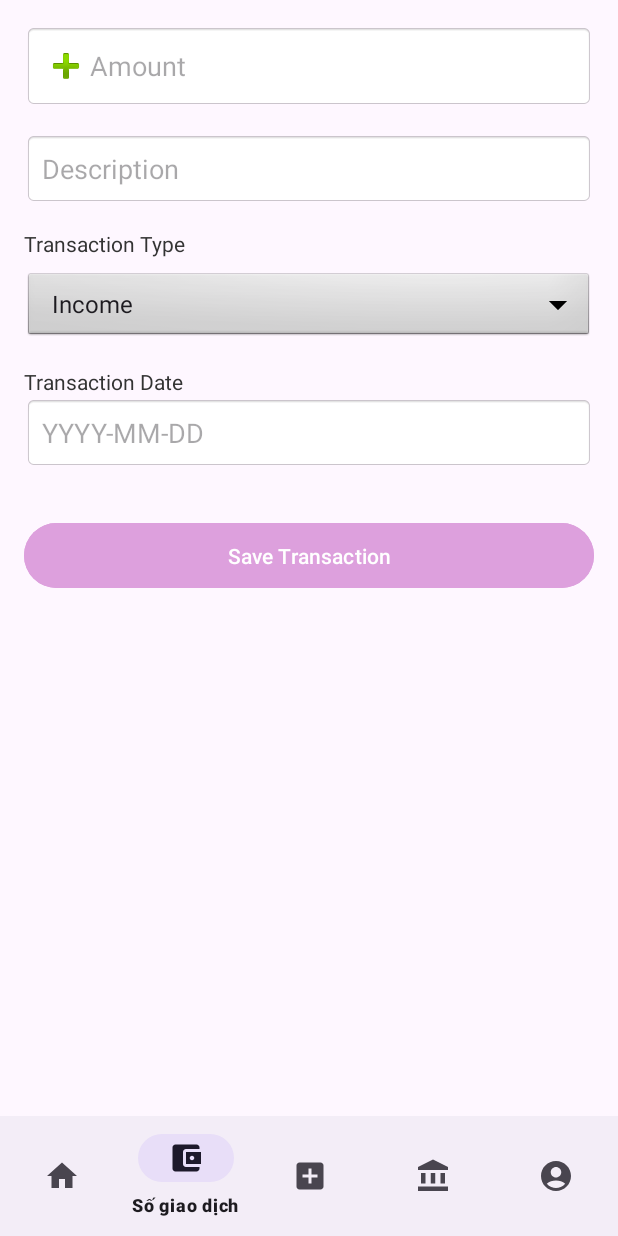
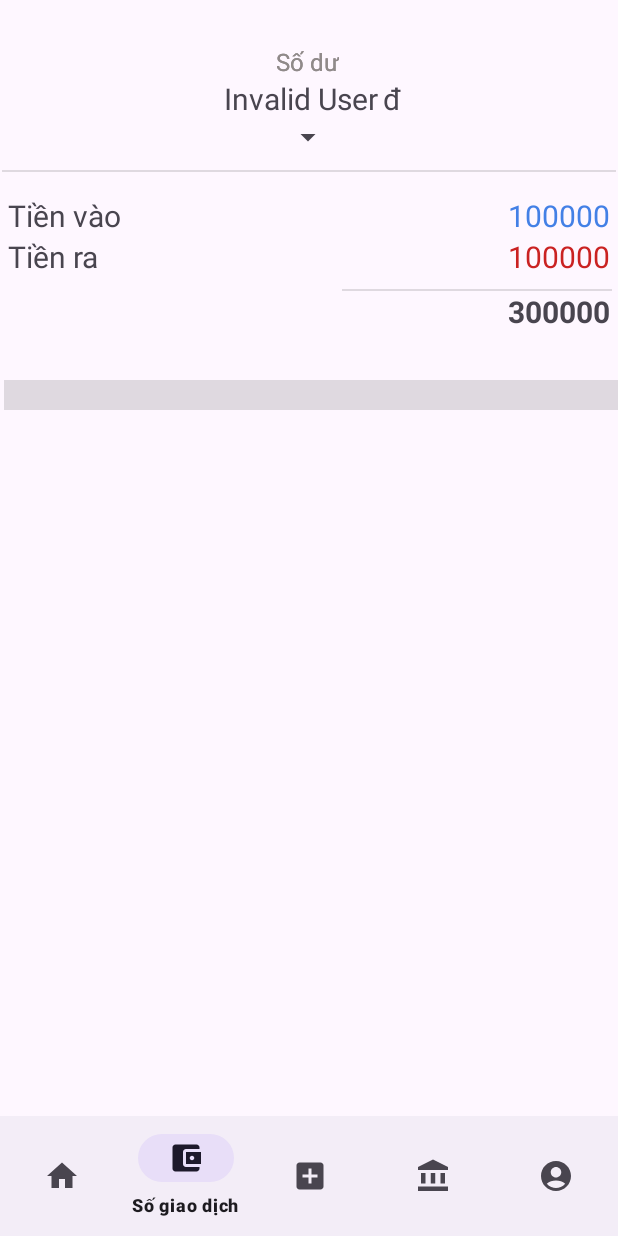
Before and after one commit to duydqhe176179/prm, an Android app: the HomeFragment screen opened directly, with no data from a screen before it, item 2 of the bottom bar chosen, on a phone screen of 412 x 824 dp. Run offline under Robolectric (Android 15) with nearby library versions, the phone set to English and light mode, and no system bars; libraries missing offline, so code that uses them is left out: com.github.mikephil.charting; 1 statement that could not run was skipped.

Commit message:
transaction_book

```diff
--- a/app/src/main/java/com/example/moneyshield/HomeFragment.java
+++ b/app/src/main/java/com/example/moneyshield/HomeFragment.java
@@ -1,4 +1,6 @@
 package com.example.moneyshield;
+
+import static com.example.moneyshield.function.FormatMoney.formatMoney;
 
 import android.database.Cursor;
 import android.database.sqlite.SQLiteDatabase;
@@ -17,7 +19,7 @@ import androidx.annotation.Nullable;
 import androidx.fragment.app.Fragment;
 
 public class HomeFragment extends Fragment {
-
+    public static String balanceMoney;
     private DbContext dbHelper;
     private int userId;
     private ListView transactionListView;
@@ -121,6 +123,7 @@ public class HomeFragment extends Fragment {
         }
 
         double totalAmount = totalIncome - totalExpense;
-        totalAmountTextView.setText(String.format("Total: $%.2f", totalAmount));
+        totalAmountTextView.setText(formatMoney(totalAmount));
+        balanceMoney = formatMoney(totalAmount);
     }
 }
--- a/app/src/main/java/com/example/moneyshield/MainActivity.java
+++ b/app/src/main/java/com/example/moneyshield/MainActivity.java
@@ -6,6 +6,7 @@ import android.widget.Toast;
 import androidx.appcompat.app.AppCompatActivity;
 import androidx.fragment.app.Fragment;
 import androidx.fragment.app.FragmentTransaction;
+
 import com.google.android.material.bottomnavigation.BottomNavigationView;
 
 public class MainActivity extends AppCompatActivity {
@@ -33,7 +34,9 @@ public class MainActivity extends AppCompatActivity {
 
             if (item.getItemId() == R.id.home) {
                 selectedFragment = createFragmentWithUserId(new HomeFragment());
-            } else if (item.getItemId() == R.id.transaction || item.getItemId() == R.id.add) {
+            } else if (item.getItemId() == R.id.transaction) {
+                selectedFragment = createFragmentWithUserId(new TransactionBookFragment());
+            } else if (item.getItemId() == R.id.add) {
                 selectedFragment = createFragmentWithUserId(new AddTransactionFragment());
             } else if (item.getItemId() == R.id.balance) {
                 selectedFragment = createFragmentWithUserId(new ReportFragment());
--- /dev/null
+++ b/app/src/main/java/com/example/moneyshield/TransactionBookFragment.java
@@ -0,0 +1,162 @@
+package com.example.moneyshield;
+
+import static com.example.moneyshield.HomeFragment.balanceMoney;
+import static com.example.moneyshield.function.FormatMoney.formatMoney;
+
+import android.os.Bundle;
+import android.view.LayoutInflater;
+import android.view.View;
+import android.view.ViewGroup;
+import android.widget.AdapterView;
+import android.widget.ArrayAdapter;
+import android.widget.Spinner;
+import android.widget.TextView;
+
+import androidx.fragment.app.Fragment;
+import androidx.recyclerview.widget.LinearLayoutManager;
+import androidx.recyclerview.widget.RecyclerView;
+
+import com.example.moneyshield.model.Transaction;
+
+import java.util.ArrayList;
+import java.util.Calendar;
+import java.util.Collections;
+import java.util.HashSet;
+import java.util.List;
+import java.util.Set;
+
+public class TransactionBookFragment extends Fragment {
+    private DbContext dbHelper;
+    private TransactionAdapter transactionAdapter;
+    private RecyclerView recyclerView;
+    private TextView totalAmountTextView, totalIncome, totalExpense, balanceMonth;
+    private Spinner monthSpinner;
+    private int userId;
+
+    // Binding views
+    private void bindingView(View view) {
+        totalAmountTextView = view.findViewById(R.id.totalAmountTextView);
+        totalIncome = view.findViewById(R.id.totalIncome);
+        totalExpense = view.findViewById(R.id.totalExpense);
+        balanceMonth = view.findViewById(R.id.balanceMonth);
+        recyclerView = view.findViewById(R.id.listTransaction);
+        monthSpinner = view.findViewById(R.id.monthSpinner);
+    }
+
+    @Override
+    public View onCreateView(LayoutInflater inflater, ViewGroup container, Bundle savedInstanceState) {
+        View view = inflater.inflate(R.layout.fragment_transaction_book, container, false);
+        bindingView(view);
+        dbHelper = new DbContext(requireContext());
+
+        // Retrieve userId from arguments
+        if (getArguments() != null) {
+            userId = getArguments().getInt("userId", -1);
+        }
+
+        // Get the current date
+        Calendar calendar = Calendar.getInstance();
+        int currentMonth = calendar.get(Calendar.MONTH) + 1;  // Months are 0-indexed
+        int currentYear = calendar.get(Calendar.YEAR);
+
+        // Initialize the screen with the current month and year
+        updateScreen(currentMonth, currentYear);
+
+        recyclerView.setLayoutManager(new LinearLayoutManager(getContext()));
+
+        // Listener for spinner selection
+        monthSpinner.setOnItemSelectedListener(new AdapterView.OnItemSelectedListener() {
+            @Override
+            public void onItemSelected(AdapterView<?> parentView, View selectedView, int position, long id) {
+                // Get the selected month from the spinner
+                String selectedMonth = monthSpinner.getSelectedItem().toString();
+                // Update the screen based on the selected month
+                updateScreenFromMonth(selectedMonth);
+            }
+
+            @Override
+            public void onNothingSelected(AdapterView<?> parentView) {
+                // Handle case when no item is selected
+            }
+        });
+
+
+        return view;
+    }
+
+    private void updateScreen(int month, int year) {
+        if (userId == -1) {
+            totalAmountTextView.setText("Invalid User");
+            return;
+        }
+
+        // Fetch transaction list from DB
+        List<Transaction> transactions = dbHelper.getTransactionsByUserId(userId);
+
+        // Get unique months (yyyy-MM)
+        Set<String> uniqueMonths = new HashSet<>();
+        for (Transaction transaction : transactions) {
+            String monthYear = transaction.getDate().substring(0, 7); // yyyy-MM
+            uniqueMonths.add(monthYear);
+        }
+
+        List<String> monthsList = new ArrayList<>(uniqueMonths);
+        Collections.sort(monthsList);
+
+        // Set up adapter for the month spinner
+        ArrayAdapter<String> adapter = new ArrayAdapter<>(getContext(), android.R.layout.simple_spinner_item, monthsList);
+        adapter.setDropDownViewResource(android.R.layout.simple_spinner_dropdown_item);
+        monthSpinner.setAdapter(adapter);
+
+        // Set the default selected item to the most recent month
+        String defaultMonth = year + "-" + (month < 10 ? "0" + month : month);
+        int defaultPosition = monthsList.indexOf(defaultMonth);
+        if (defaultPosition != -1) {
+            monthSpinner.setSelection(defaultPosition);
+        }
+
+        // Filter transactions by selected month
+        updateScreenFromMonth(defaultMonth);
+    }
+
+    private void updateScreenFromMonth(String selectedYearMonth) {
+        if (userId == -1) {
+            totalAmountTextView.setText("Invalid User");
+            return;
+        }
+
+        // Fetch transactions from DB
+        List<Transaction> transactions = dbHelper.getTransactionsByUserId(userId);
+
+        // Filter transactions by selected month (yyyy-MM)
+        List<Transaction> filteredTransactions = new ArrayList<>();
+        for (Transaction transaction : transactions) {
+            String transactionMonth = transaction.getDate().substring(0, 7); // yyyy-MM
+            if (transactionMonth.equals(selectedYearMonth)) {
+                filteredTransactions.add(transaction);
+            }
+        }
+
+        // Calculate total income and expenses
+        int totalIncomeMoney = 0;
+        int totalExpenseMoney = 0;
+        for (Transaction transaction : filteredTransactions) {
+            if ("Income".equals(transaction.getType())) {
+                totalIncomeMoney += transaction.getAmount();
+            } else if ("Expense".equals(transaction.getType())) {
+                totalExpenseMoney += transaction.getAmount();
+            }
+        }
+
+        // Set up the RecyclerView adapter with filtered transactions
+        filteredTransactions.sort((t1, t2) -> t1.getDate().compareTo(t2.getDate()));
+        transactionAdapter = new TransactionAdapter(getContext(), filteredTransactions);
+        recyclerView.setAdapter(transactionAdapter);
+
+        // Display calculated totals
+        totalIncome.setText(formatMoney((double) totalIncomeMoney));
+        totalExpense.setText(formatMoney((double) totalExpenseMoney));
+        balanceMonth.setText(formatMoney((double) (totalIncomeMoney - totalExpenseMoney)));
+        totalAmountTextView.setText(balanceMoney);
+    }
+}
--- /dev/null
+++ b/app/src/main/java/com/example/moneyshield/function/FormatMoney.java
@@ -0,0 +1,10 @@
+package com.example.moneyshield.function;
+
+import java.text.DecimalFormat;
+
+public class FormatMoney {
+    public static String formatMoney(double amount) {
+        DecimalFormat formatter = new DecimalFormat("#,###");
+        return formatter.format(amount);
+    }
+}
--- /dev/null
+++ b/app/src/main/res/layout/fragment_transaction_book.xml
@@ -0,0 +1,175 @@
+<?xml version="1.0" encoding="utf-8"?>
+<androidx.constraintlayout.widget.ConstraintLayout xmlns:android="http://schemas.android.com/apk/res/android"
+    xmlns:app="http://schemas.android.com/apk/res-auto"
+    xmlns:tools="http://schemas.android.com/tools"
+    android:layout_width="match_parent"
+    android:layout_height="wrap_content"
+    tools:context=".TransactionBookFragment">
+
+    <TextView
+        android:id="@+id/textView2"
+        android:layout_width="wrap_content"
+        android:layout_height="wrap_content"
+        android:layout_marginTop="30dp"
+        android:text="Số dư"
+        android:textColor="#908A8A"
+        android:textSize="16sp"
+        app:layout_constraintEnd_toEndOf="parent"
+        app:layout_constraintHorizontal_bias="0.498"
+        app:layout_constraintStart_toStartOf="parent"
+        app:layout_constraintTop_toTopOf="parent" />
+
+
+    <TextView
+        android:id="@+id/textView2"
+        android:layout_width="wrap_content"
+        android:layout_height="wrap_content"
+        android:layout_marginTop="30dp"
+        android:text="Số dư"
+        android:textColor="#908A8A"
+        android:textSize="16sp"
+        app:layout_constraintEnd_toEndOf="parent"
+        app:layout_constraintHorizontal_bias="0.498"
+        app:layout_constraintStart_toStartOf="parent"
+        app:layout_constraintTop_toTopOf="parent" />
+
+    <LinearLayout
+        android:id="@+id/linearLayout"
+        android:layout_width="wrap_content"
+        android:layout_height="wrap_content"
+        android:orientation="horizontal"
+        app:layout_constraintEnd_toEndOf="parent"
+        app:layout_constraintHorizontal_bias="0.509"
+        app:layout_constraintStart_toStartOf="parent"
+        app:layout_constraintTop_toBottomOf="@+id/textView2">
+
+        <TextView
+            android:id="@+id/totalAmountTextView"
+            style="@style/textStyle"
+            android:layout_width="wrap_content"
+            android:layout_height="wrap_content"
+            android:layout_marginRight="3dp"
+            android:text="sà" />
+
+        <TextView
+            android:id="@+id/textView4"
+            style="@style/textStyle"
+            android:layout_width="wrap_content"
+            android:layout_height="wrap_content"
+            android:layout_weight="1"
+            android:text="đ" />
+    </LinearLayout>
+
+    <Spinner
+        android:id="@+id/monthSpinner"
+        android:layout_width="wrap_content"
+        android:layout_height="wrap_content"
+
+        app:layout_constraintEnd_toEndOf="parent"
+        app:layout_constraintHorizontal_bias="0.498"
+        app:layout_constraintStart_toStartOf="parent"
+        app:layout_constraintTop_toBottomOf="@+id/linearLayout" />
+
+    <View
+        android:id="@+id/divider"
+        android:layout_width="409dp"
+        android:layout_height="1dp"
+        android:layout_marginTop="10dp"
+        android:background="?android:attr/listDivider"
+        app:layout_constraintEnd_toEndOf="parent"
+        app:layout_constraintStart_toStartOf="parent"
+        app:layout_constraintTop_toBottomOf="@+id/monthSpinner" />
+
+    <LinearLayout
+        android:id="@+id/linearLayout2"
+        style="@style/layoutContainerItem"
+        android:layout_marginTop="15dp"
+        app:layout_constraintTop_toBottomOf="@+id/divider"
+        tools:layout_editor_absoluteX="5dp">
+
+        <TextView
+            android:id="@+id/textView5"
+            style="@style/textStyle"
+            android:layout_width="wrap_content"
+            android:layout_height="wrap_content"
+            android:layout_weight="1"
+            android:text="Tiền vào" />
+
+        <TextView
+            android:id="@+id/totalIncome"
+            style="@style/textStyle"
+            android:layout_width="wrap_content"
+            android:layout_height="wrap_content"
+            android:layout_weight="1"
+            android:gravity="right"
+            android:text="100000"
+            android:textColor="@color/money_in" />
+    </LinearLayout>
+
+    <LinearLayout
+        android:id="@+id/linearLayout3"
+        style="@style/layoutContainerItem"
+        app:layout_constraintTop_toBottomOf="@+id/linearLayout2"
+        tools:layout_editor_absoluteX="5dp">
+
+        <TextView
+            android:id="@+id/textView7"
+            style="@style/textStyle"
+            android:layout_width="wrap_content"
+            android:layout_height="wrap_content"
+            android:layout_weight="1"
+            android:text="Tiền ra" />
+
+        <TextView
+            android:id="@+id/totalExpense"
+            style="@style/textStyle"
+            android:layout_width="wrap_content"
+            android:layout_height="wrap_content"
+            android:layout_weight="1"
+            android:gravity="right"
+            android:text="100000"
+            android:textColor="@color/money_out" />
+    </LinearLayout>
+
+    <View
+        android:id="@+id/divider2"
+        android:layout_width="180dp"
+        android:layout_height="1dp"
+        android:layout_marginTop="8dp"
+        android:layout_marginEnd="4dp"
+        android:background="?android:attr/listDivider"
+        app:layout_constraintEnd_toEndOf="parent"
+        app:layout_constraintTop_toBottomOf="@+id/linearLayout3" />
+
+    <TextView
+        android:id="@+id/balanceMonth"
+        style="@style/textStyle"
+        android:layout_width="wrap_content"
+        android:layout_height="wrap_content"
+        android:layout_marginEnd="5dp"
+        android:text="300000"
+        android:textStyle="bold"
+        app:layout_constraintEnd_toEndOf="parent"
+        app:layout_constraintTop_toBottomOf="@+id/divider2" />
+
+
+    <View
+        android:id="@+id/divider3"
+        android:layout_width="409dp"
+        android:layout_height="20dp"
+        android:layout_marginTop="32dp"
+        android:background="?android:attr/listDivider"
+        app:layout_constraintEnd_toEndOf="parent"
+        app:layout_constraintHorizontal_bias="1.0"
+        app:layout_constraintStart_toStartOf="parent"
+        app:layout_constraintTop_toBottomOf="@+id/balanceMonth" />
+
+    <androidx.recyclerview.widget.RecyclerView
+        android:id="@+id/listTransaction"
+        android:layout_width="0dp"
+        android:layout_height="wrap_content"
+        app:layout_constraintEnd_toEndOf="parent"
+        app:layout_constraintStart_toStartOf="parent"
+        app:layout_constraintTop_toBottomOf="@+id/divider3" />
+
+</androidx.constraintlayout.widget.ConstraintLayout>
--- a/app/src/main/res/values/colors.xml
+++ b/app/src/main/res/values/colors.xml
@@ -5,4 +5,8 @@
     <color name="background_color">#FFFFFF</color>
     <color name="text_color">#000000</color>
     <color name="purple_500">#DDA0DD</color>
+
+    <color name="money_in">#4380E6</color>
+    <color name="money_out">#CA2222</color>
+
 </resources>
--- a/app/src/main/res/values/strings.xml
+++ b/app/src/main/res/values/strings.xml
@@ -13,5 +13,7 @@
         <item>Income</item>
         <item>Expense</item>
     </string-array>
+    <!-- TODO: Remove or change this placeholder text -->
+    <string name="hello_blank_fragment">Hello blank fragment</string>
 
 </resources>
--- /dev/null
+++ b/app/src/main/res/values/styles.xml
@@ -0,0 +1,17 @@
+<?xml version="1.0" encoding="utf-8"?>
+<resources>
+
+    <style name="textStyle">
+        <item name="android:textSize">20sp</item>
+    </style>
+
+    <style name="layoutContainerItem">
+        <item name="android:layout_width">match_parent</item>
+        <item name="android:layout_height">wrap_content</item>
+        <item name="android:layout_marginStart">5dp</item>
+        <item name="android:layout_marginEnd">5dp</item>
+        <item name="android:orientation">horizontal</item>
+        <item name="layout_constraintEnd_toEndOf">parent</item>
+        <item name="layout_constraintStart_toStartOf">parent</item>
+    </style>
+</resources>
```
Also changed, not shown: app/src/main/java/com/example/moneyshield/DbContext.java (+29 -1 lines), app/src/main/java/com/example/moneyshield/ReportFragment.java (+6 -2 lines), app/src/main/java/com/example/moneyshield/TransactionAdapter.java (added, +72 -0 lines), app/src/main/java/com/example/moneyshield/model/Transaction.java (added, +67 -0 lines), app/src/main/java/com/example/moneyshield/model/User.java (added, +47 -0 lines), app/src/main/res/layout/item_list_transaction.xml (added, +77 -0 lines), app/src/main/res/drawable/expense.jpg (added), app/src/main/res/drawable/income.png (added).
